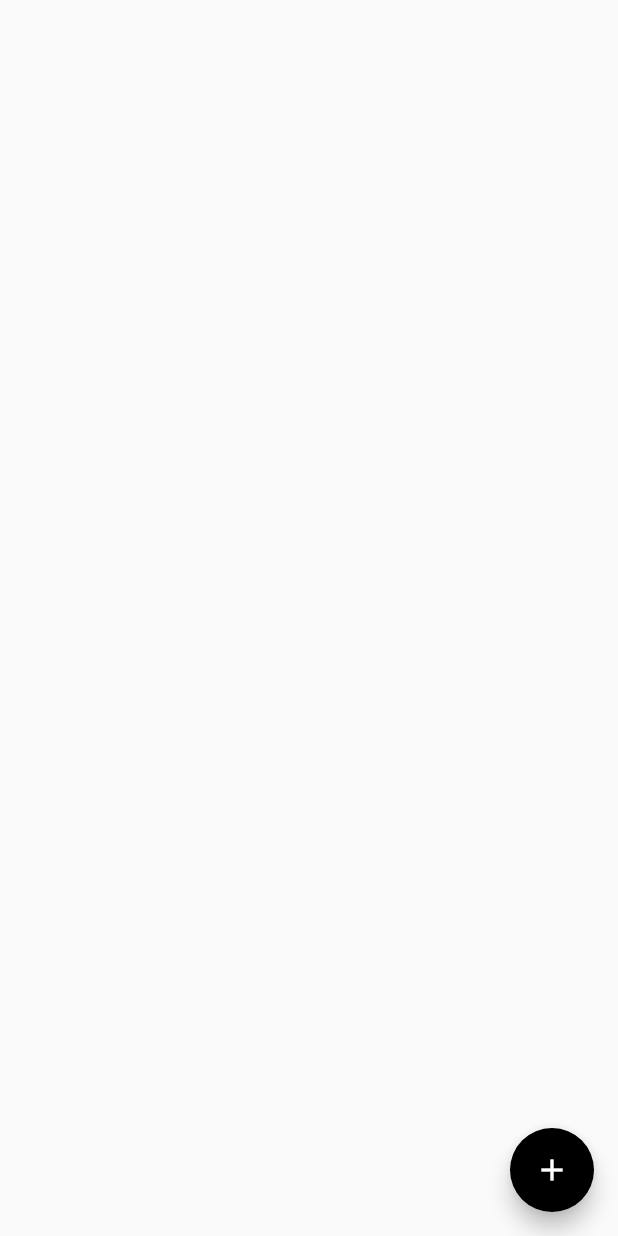
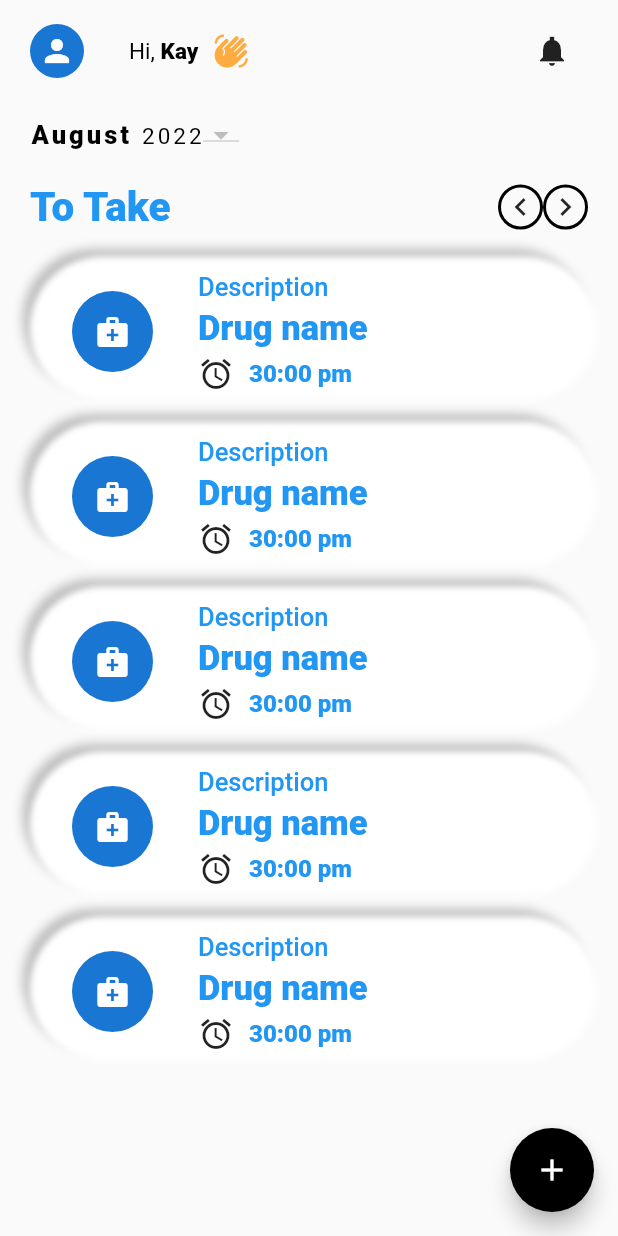
Before and after one commit to cyiboy/alarm-app, a Flutter app: the HomeScreen screen opened directly, on a phone screen of 412 x 824 dp. Run offline on Flutter 3.47's test engine with Material 2 defaults, Android fonts, the light colour scheme and no system bars; our stand-ins replace dot_navigation_bar, flutter_local_notifications, get, syncfusion_flutter_datepicker; missing offline and left inert: android_alarm_manager_plus.

Commit message:
ui update

```diff
--- /dev/null
+++ b/lib/screen/dashboard/widgets/current_date_template.dart
@@ -0,0 +1,40 @@
+import 'package:flutter/material.dart';
+
+class CurrentDateTemplate extends StatelessWidget {
+  const CurrentDateTemplate({
+    Key? key,
+  }) : super(key: key);
+
+  @override
+  Widget build(BuildContext context) {
+    return Row(
+      children: [
+        RichText(
+          text: const TextSpan(
+              text: 'August',
+              style: TextStyle(
+                  color: Colors.black,
+                  wordSpacing: 1,
+                  letterSpacing: 2,
+                  fontWeight: FontWeight.w900,
+                  fontSize: 17),
+              children: <TextSpan>[
+                TextSpan(
+                    text: ' 2022',
+                    style: TextStyle(
+                        wordSpacing: 1,
+                        letterSpacing: 2,
+                        color: Colors.black,
+                        fontWeight: FontWeight.w400,
+                        fontSize: 15),
+                    children: <TextSpan>[])
+              ]),
+        ),
+        DropdownButton<String>(
+          items: [],
+          onChanged: (value) {},
+        ),
+      ],
+    );
+  }
+}
--- /dev/null
+++ b/lib/screen/dashboard/widgets/custom_appbar.dart
@@ -0,0 +1,57 @@
+import 'package:flutter/material.dart';
+
+class CustomAppBar extends StatelessWidget {
+  const CustomAppBar({
+    Key? key,
+  }) : super(key: key);
+
+  @override
+  Widget build(BuildContext context) {
+    return Row(
+      mainAxisAlignment: MainAxisAlignment.spaceBetween,
+      children: [
+        const CircleAvatar(
+          radius: 18,
+          child: Icon(Icons.person),
+        ),
+        SizedBox(
+          width: 30,
+        ),
+        Expanded(
+          child: SizedBox(
+            width: 150,
+            child: Row(
+              children: [
+                RichText(
+                  text: const TextSpan(
+                      text: 'Hi,',
+                      style: TextStyle(
+                          color: Colors.black,
+                          fontWeight: FontWeight.w400,
+                          fontSize: 15),
+                      children: <TextSpan>[
+                        TextSpan(
+                            text: ' Kay',
+                            style: TextStyle(
+                                color: Colors.black,
+                                fontWeight: FontWeight.w900,
+                                fontSize: 15),
+                            children: <TextSpan>[])
+                      ]),
+                ),
+                SizedBox(
+                  width: 10,
+                ),
+                Icon(
+                  Icons.waving_hand,
+                  color: Colors.orangeAccent,
+                ),
+              ],
+            ),
+          ),
+        ),
+        IconButton(onPressed: () {}, icon: Icon(Icons.notifications_sharp))
+      ],
+    );
+  }
+}
--- /dev/null
+++ b/lib/screen/dashboard/widgets/custom_round_button.dart
@@ -0,0 +1,14 @@
+import 'package:flutter/material.dart';
+
+Container buildCustomButton({required IconData icon}) {
+  return Container(
+    height: 30,
+    width: 30,
+    decoration: BoxDecoration(
+        shape: BoxShape.circle,
+        border: Border.all(color: Colors.black, width: 2)),
+    child: Center(
+      child: Icon(icon),
+    ),
+  );
+}
--- /dev/null
+++ b/lib/screen/dashboard/widgets/date_container.dart
@@ -0,0 +1,56 @@
+import 'package:flutter/material.dart';
+
+class DateContainer extends StatelessWidget {
+  const DateContainer({
+    Key? key,
+  }) : super(key: key);
+
+  @override
+  Widget build(BuildContext context) {
+    return Container(
+      width: 75,
+      height: 100,
+      margin: EdgeInsets.only(right: 20),
+      decoration: BoxDecoration(
+        borderRadius: BorderRadius.circular(70),
+        boxShadow: [
+          BoxShadow(
+              offset: const Offset(-3, -3),
+              color: Colors.grey.shade400,
+              spreadRadius: 4,
+              blurRadius: 5),
+          const BoxShadow(
+              offset: Offset(3, 3),
+              color: Colors.white,
+              spreadRadius: 3,
+              blurRadius: 3)
+        ],
+        color: Colors.white,
+      ),
+      child: Center(
+        child: Column(
+          mainAxisAlignment: MainAxisAlignment.center,
+          children: const [
+            Text(
+              '30',
+              style: TextStyle(
+                  fontSize: 33,
+                  fontWeight: FontWeight.w900,
+                  color: Colors.blue),
+            ),
+            SizedBox(
+              height: 10,
+            ),
+            Text(
+              'mon',
+              style: TextStyle(
+                  fontSize: 17,
+                  fontWeight: FontWeight.w900,
+                  color: Colors.lightBlueAccent),
+            )
+          ],
+        ),
+      ),
+    );
+  }
+}
--- a/lib/screen/home/home_screen.dart
+++ b/lib/screen/home/home_screen.dart
@@ -1,6 +1,9 @@
-import 'package:flutter/cupertino.dart';
 import 'package:flutter/material.dart';
 
+import '../dashboard/widgets/current_date_template.dart';
+import '../dashboard/widgets/custom_appbar.dart';
+import '../dashboard/widgets/custom_round_button.dart';
+import '../dashboard/widgets/date_container.dart';
 import 'create_plan.dart';
 
 class HomeScreen extends StatefulWidget {
@@ -11,24 +14,166 @@ class HomeScreen extends StatefulWidget {
 }
 
 class _HomeScreenState extends State<HomeScreen> {
+  GlobalKey key = GlobalKey();
   @override
   Widget build(BuildContext context) {
-    return  Scaffold(
-      body: Padding(
-        padding: EdgeInsets.all(15),
+    return Scaffold(
+      body: SafeArea(
+        child: SingleChildScrollView(
+          primary: true,
+          child: Padding(
+            padding: const EdgeInsets.only(left: 20),
+            child: Column(
+              crossAxisAlignment: CrossAxisAlignment.start,
+              children: [
+                const SizedBox(
+                  height: 10,
+                ),
+                const Padding(
+                  padding: EdgeInsets.only(right: 20),
+                  child: CustomAppBar(),
+                ),
+                const SizedBox(
+                  height: 20,
+                ),
+                const CurrentDateTemplate(),
+                const SizedBox(
+                  height: 20,
+                ),
+                Padding(
+                  padding: const EdgeInsets.only(right: 20),
+                  child: Row(
+                    children: [
+                      const Expanded(
+                        child: Text(
+                          'To Take',
+                          style: TextStyle(
+                              fontSize: 27,
+                              fontWeight: FontWeight.w900,
+                              color: Colors.blue),
+                        ),
+                      ),
+                      Row(
+                        children: [
+                          buildCustomButton(icon: Icons.chevron_left),
+                          buildCustomButton(icon: Icons.chevron_right)
+                        ],
+                      )
+                    ],
+                  ),
+                ),
+                const SizedBox(
+                  height: 17,
+                ),
+                ListView(
+                  primary: false,
+                  shrinkWrap: true,
+                  clipBehavior: Clip.none,
+                  children: const [
+                    ToTakeContainer(),
+                    ToTakeContainer(),
+                    ToTakeContainer(),
+                    ToTakeContainer(),
+                    ToTakeContainer(),
+                  ],
+                )
+              ],
+            ),
+          ),
+        ),
       ),
       floatingActionButton: FloatingActionButton(
-        onPressed: (){
+        onPressed: () {
           Navigator.of(context).push(
             MaterialPageRoute(
-              builder: (context) =>  CreatePlan(),
+              builder: (context) => const CreatePlan(),
             ),
           );
         },
         backgroundColor: Colors.black,
-        child: Icon(Icons.add, color: Colors.white,),
+        child: const Icon(
+          Icons.add,
+          color: Colors.white,
+        ),
       ),
-
     );
   }
 }
+
+class ToTakeContainer extends StatelessWidget {
+  const ToTakeContainer({
+    Key? key,
+  }) : super(key: key);
+
+  @override
+  Widget build(BuildContext context) {
+    return Container(
+      width: double.infinity,
+      height: 90,
+      margin: const EdgeInsets.only(right: 20, bottom: 20),
+      padding: const EdgeInsets.only(top: 10, left: 28),
+      decoration: BoxDecoration(
+        borderRadius: BorderRadius.circular(70),
+        boxShadow: [
+          BoxShadow(
+              offset: const Offset(-3, -3),
+              color: Colors.grey.shade400,
+              spreadRadius: 2,
+              blurRadius: 5),
+          const BoxShadow(
+              offset: Offset(3, 3),
+              color: Colors.white,
+              spreadRadius: 3,
+              blurRadius: 3)
+        ],
+      ),
+      child: Row(
+        crossAxisAlignment: CrossAxisAlignment.center,
+        children: [
+          const CircleAvatar(
+            radius: 27,
+            child: Icon(Icons.medical_services),
+          ),
+          const SizedBox(
+            width: 30,
+          ),
+          Column(
+            mainAxisAlignment: MainAxisAlignment.spaceBetween,
+            crossAxisAlignment: CrossAxisAlignment.start,
+            children: [
+              const Text(
+                'Description',
+                style: TextStyle(
+                    fontSize: 17,
+                    fontWeight: FontWeight.w500,
+                    color: Colors.blue),
+              ),
+              const Text(
+                'Drug name',
+                style: TextStyle(
+                    fontSize: 23,
+                    fontWeight: FontWeight.w900,
+                    color: Colors.blue),
+              ),
+              Row(
+                children: const [
+                  Icon(Icons.alarm),
+                  SizedBox(
+                    width: 10,
+                  ),
+                  Text(
+                    '30:00 pm',
+                    style: TextStyle(
+                        fontSize: 16,
+                        fontWeight: FontWeight.w900,
+                        color: Colors.blue),
+                  ),
+                ],
+              ),
+            ],
+          )
+        ],
+      ),
+    );
+  }
+}
```
Also changed, not shown: pubspec.lock.
